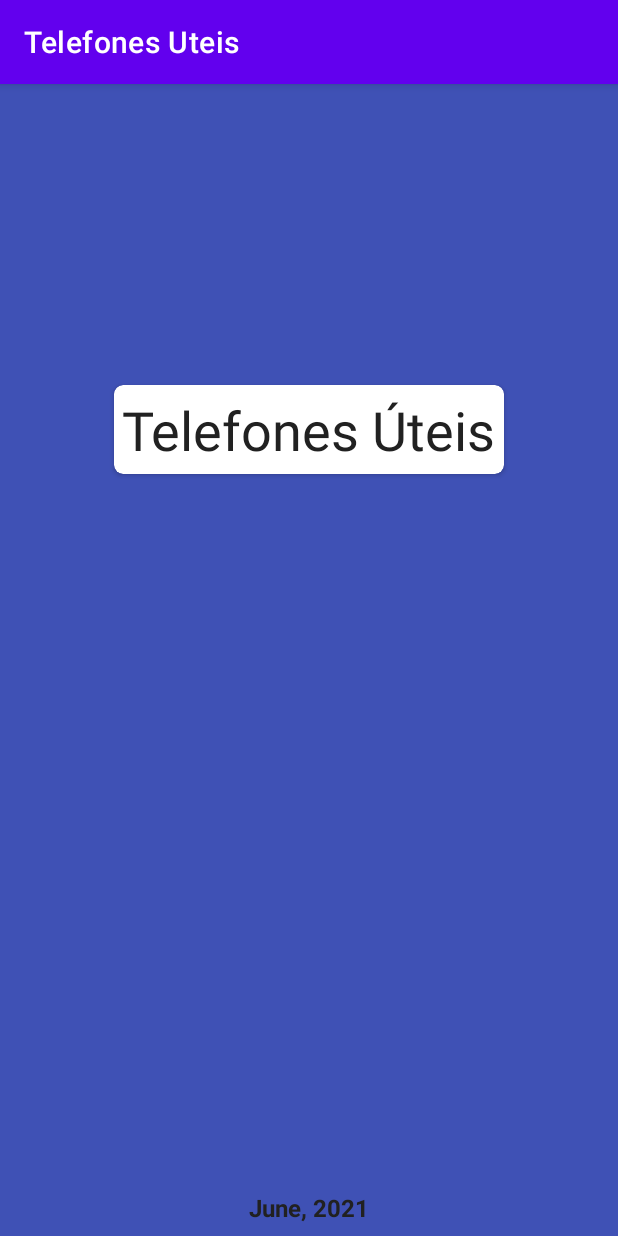
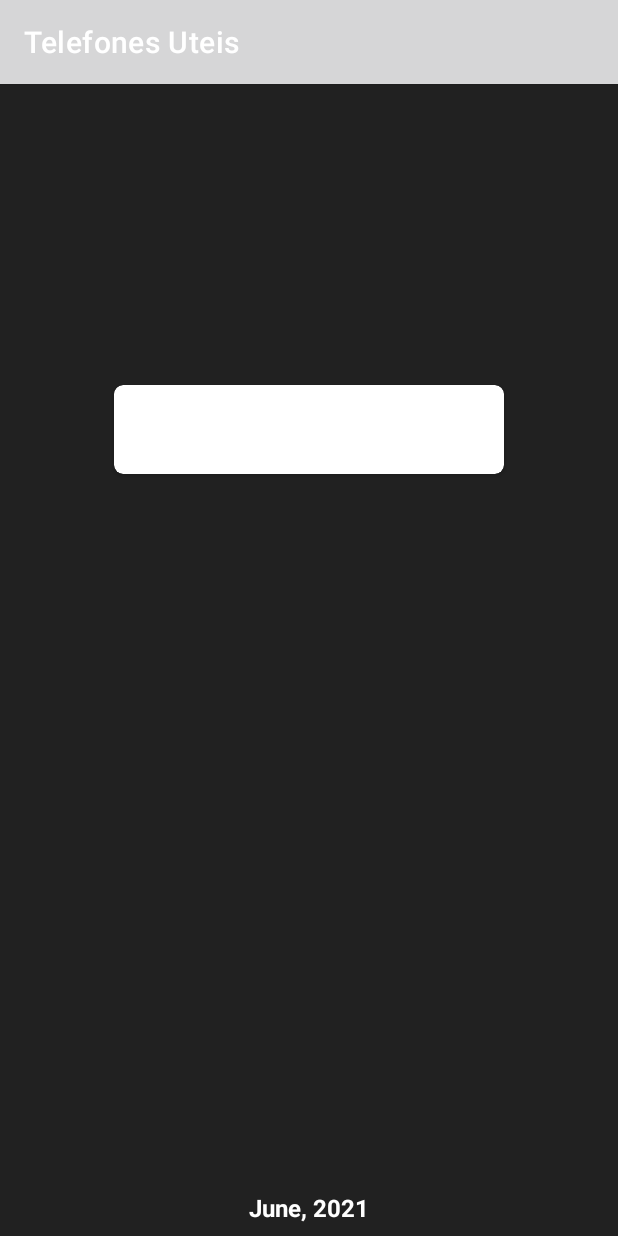
Before and after one commit to vinicius111andrade/app_useful_telefones, an Android app: the fragment SplashScreenFragment shown on its own in the app's theme, on a phone screen of 412 x 824 dp. Run offline under Robolectric (Android 15) with nearby library versions, the phone set to English and light mode, and no system bars; our stand-ins replace data binding.

Commit message:
Nova palette de cores.

```diff
--- a/app/src/main/res/values/colors.xml
+++ b/app/src/main/res/values/colors.xml
@@ -1,22 +1,21 @@
 <?xml version="1.0" encoding="utf-8"?>
 <resources>
-    <color name="purple_200">#FFBB86FC</color>
-    <color name="purple_500">#FF6200EE</color>
-    <color name="purple_700">#FF3700B3</color>
-    <color name="teal_200">#FF03DAC5</color>
-    <color name="teal_700">#FF018786</color>
     <color name="black">#FF000000</color>
     <color name="white">#FFFFFFFF</color>
 
-    <color name="primary">#3F51B5</color>
-    <color name="primary_dark">#303F9F</color>
-    <color name="primary_light">#C5CAE9</color>
+    <color name="primary">#212121</color>
+    <color name="primary_dark">#000000</color>
+    <color name="primary_light">#525252</color>
 
-    <color name="accent">#FF5252</color>
+    <color name="secondary">#11F7C2</color>
+    <color name="secondary_dark">#1AE07B</color>
+    <color name="secondary_light">#11E3ED</color>
 
+    <color name="primary_accent">#D32F2F</color>
+    <color name="secondary_accent">#F74B11</color>
 
-    <color name="primary_text">#212121</color>
-    <color name="secondary_text">#757575</color>
+    <color name="primary_text">#FFFFFF</color>
+    <color name="secondary_text">#959595</color>
 
     <color name="icons">#FFFFFF</color>
     <color name="divider">#BDBDBD</color>
```
